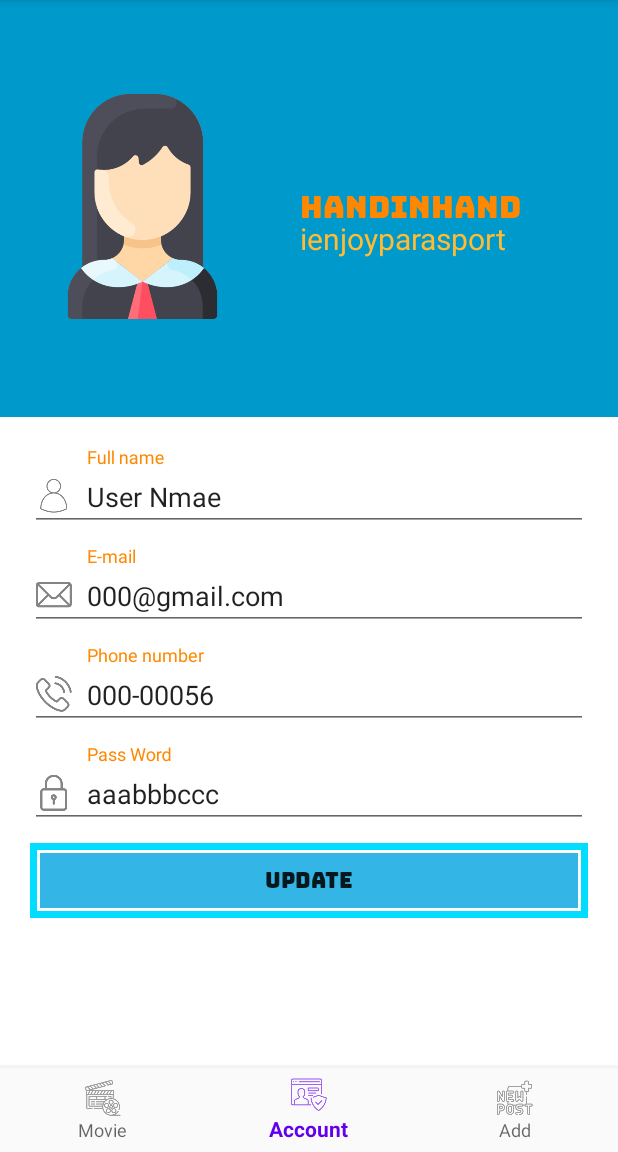
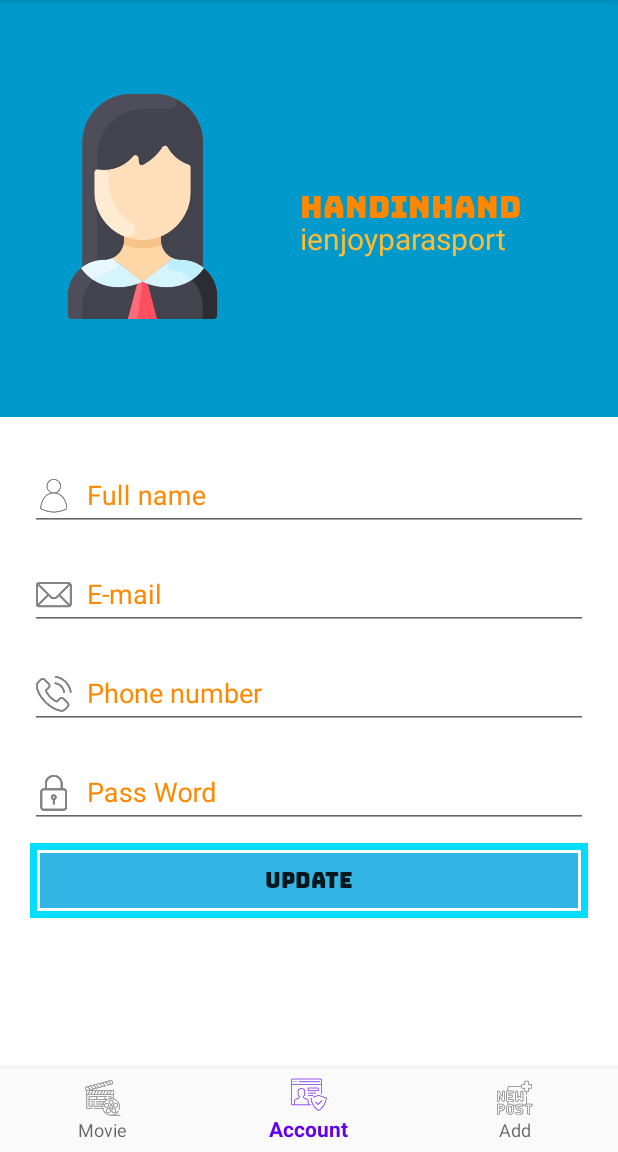
Before and after one commit to ayumu1208/Para-gain, an Android app: the screen it shows after launch (MainActivity), item 2 of the bottom bar chosen, on a phone screen of 412 x 824 dp, the part 84-1236 px from its top. Run offline under Robolectric (Android 15) with nearby library versions, the phone set to English and light mode, and no system bars; our stand-ins replace Firebase (no records; nobody signed in at launch, a user with empty details on screens opened directly); libraries missing offline, so code that uses them is left out: permissions.dispatcher; Roboto replaces fonts that are not available here.

Commit message:
commit all files to fix conflict issues

```diff
--- a/app/src/main/res/layout/fragment_account.xml
+++ b/app/src/main/res/layout/fragment_account.xml
@@ -62,7 +62,7 @@
                android:layout_height="wrap_content"
                android:drawableLeft="@drawable/ic_username"
                android:drawablePadding="10dp"
-               android:text="User Nmae"/>
+               />
 
 
        </com.google.android.material.textfield.TextInputLayout>
@@ -80,7 +80,7 @@
                android:layout_height="wrap_content"
                android:drawableLeft="@drawable/ic_mail"
                android:drawablePadding="10dp"
-               android:text="000@gmail.com"/>
+               />
 
 
        </com.google.android.material.textfield.TextInputLayout>
@@ -97,7 +97,7 @@
                android:layout_height="wrap_content"
                android:drawableLeft="@drawable/ic_phonecall"
                android:drawablePadding="10dp"
-               android:text="000-00056"/>
+              />
 
 
        </com.google.android.material.textfield.TextInputLayout>
@@ -115,7 +115,7 @@
                android:layout_height="wrap_content"
                android:drawableLeft="@drawable/ic_password"
                android:drawablePadding="10dp"
-               android:text="aaabbbccc"/>
+               />
 
 
        </com.google.android.material.textfield.TextInputLayout>
```
